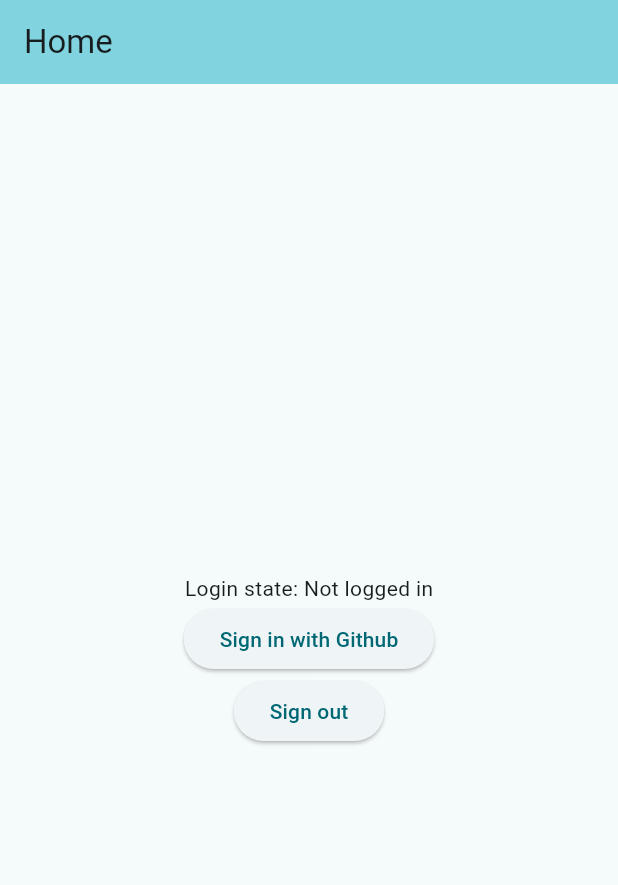
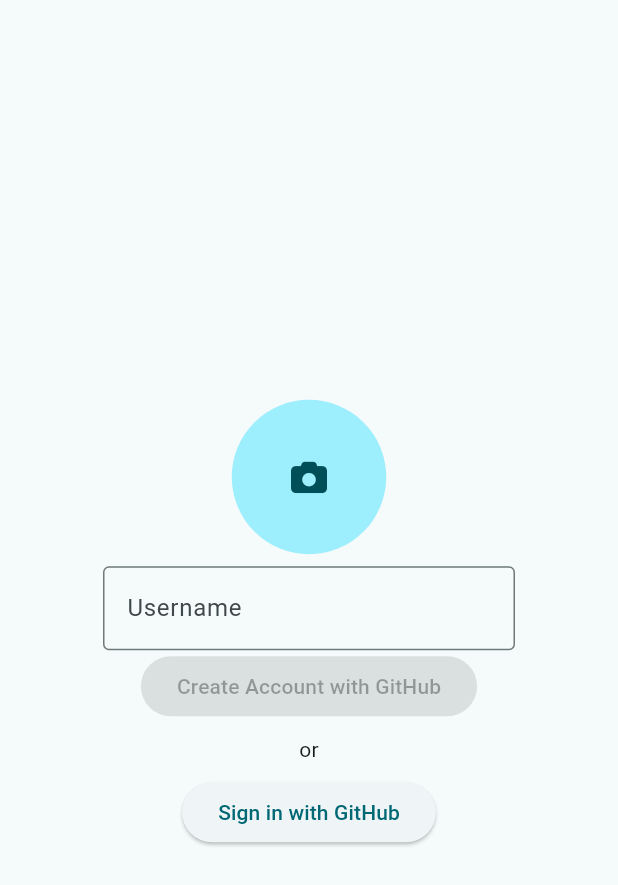
Before and after one commit to sekibuuun/ProgateHackathonVol3, a Flutter app: the screen it shows after launch, on a phone screen of 412 x 824 dp. Shown: the top 885 px of the screen. Run offline on Flutter 3.47's test engine with Material 3 defaults, Android fonts, the phone set to English and light mode, and no system bars; our stand-ins replace flutter_dotenv, font_awesome_flutter, image_picker, supabase_flutter; accounts and stored records are empty.

Commit message:
新規登録機能を追加

```diff
--- a/lib/main.dart
+++ b/lib/main.dart
@@ -1,20 +1,23 @@
 import 'dart:async';
+import 'dart:io';
 
 import 'package:flutter/material.dart';
+import 'package:flutter_dotenv/flutter_dotenv.dart';
 import 'package:font_awesome_flutter/font_awesome_flutter.dart';
+import 'package:image_picker/image_picker.dart';
 import 'package:progate03/entity/user.dart';
 import 'package:progate03/repository/login_user_repository.dart';
+import 'package:progate03/repository/user_repository.dart';
 import 'package:supabase_flutter/supabase_flutter.dart' hide User;
 import 'package:url_launcher/url_launcher.dart';
 
 Future<void> main() async {
   WidgetsFlutterBinding.ensureInitialized();
 
+  await dotenv.load(fileName: ".env");
   await Supabase.initialize(
-    url: 'https://fkmcbcubjjureqksfdle.supabase.co',
-    anonKey:
-        'eyJhbGciOiJIUzI1NiIsInR5cCI6IkpXVCJ9.eyJpc3MiOiJzdXBhYmFzZSIsInJlZiI6ImZrbWNiY3Viamp1cmVxa3NmZGxlIiwicm9sZSI6ImFub24iLCJpYXQiOjE3MjEzMDY2ODksImV4cCI6MjAzNjg4MjY4OX0.fLhHORze2zXx6Rj9MilXGZ80wodz-PaIuiNzJaQEJZw',
-  );
+      url: dotenv.env['SUPABASE_URL']!,
+      anonKey: dotenv.env['SUPABASE_ANON_KEY']!);
   runApp(const MyApp());
 }
 
@@ -31,25 +34,38 @@
         colorScheme: ColorScheme.fromSeed(seedColor: Colors.grey),
         useMaterial3: true,
       ),
-      home: const MyHomePage(),
+      home: supabase.auth.currentUser != null
+          ? const FriendListPage()
+          : const LandingPage(),
     );
   }
 }
 
-class MyHomePage extends StatefulWidget {
-  const MyHomePage({super.key});
+class LandingPage extends StatefulWidget {
+  const LandingPage({super.key});
 
   @override
-  State<MyHomePage> createState() => _MyHomePageState();
+  State<LandingPage> createState() => _LandingPageState();
 }
 
-class _MyHomePageState extends State<MyHomePage> {
-  String _loginState = 'Not logged in';
-  StreamSubscription<AuthState>? _authSubscription;
+class _LandingPageState extends State<LandingPage> {
+  bool _didPressedCreateAccount = false;
+  late StreamSubscription<AuthState> _authSubscription;
+  File? _newIconFile;
+  String _newUsername = "";
+  final userRepository = UserRepository(supabase: supabase);
 
-  _changeLoginState(bool hasLoggedIn) {
+  setImage(XFile? photo) {
+    if (photo != null) {
       setState(() {
-      _loginState = hasLoggedIn ? 'Logged in' : 'Not logged in';
+        _newIconFile = File(photo.path);
+      });
+    }
+  }
+
+  setUsername(String username) {
+    setState(() {
+      _newUsername = username;
     });
   }
 
@@ -58,20 +74,34 @@
     super.initState();
 
     setState(() {
-      _authSubscription = supabase.auth.onAuthStateChange.listen((data) {
+      _authSubscription = supabase.auth.onAuthStateChange.listen((data) async {
         final event = data.event;
+        final session = data.session;
 
         switch (event) {
           case AuthChangeEvent.signedIn:
-            _changeLoginState(true);
+            {
+              if (_didPressedCreateAccount) {
+                await userRepository.createUser(
+                    username: _newUsername,
+                    iconImage: _newIconFile!,
+                    onSuccess: () {
                       Navigator.push(
                         context,
-              MaterialPageRoute(builder: (context) => const FriendListPage()),
+                        MaterialPageRoute(builder: (context) {
+                          return const FriendListPage();
+                        }),
                       );
-            break;
-
-          case AuthChangeEvent.signedOut:
-            _changeLoginState(false);
+                    });
+              } else {
+                Navigator.push(
+                  context,
+                  MaterialPageRoute(builder: (context) {
+                    return const FriendListPage();
+                  }),
+                );
+              }
+            }
             break;
 
           default:
@@ -85,23 +115,65 @@
   void dispose() {
     super.dispose();
 
-    if (_authSubscription != null) {
-      _authSubscription!.cancel();
-    }
+    _authSubscription.cancel();
   }
 
   @override
   Widget build(BuildContext context) {
     return Scaffold(
-      appBar: AppBar(
-        backgroundColor: Theme.of(context).colorScheme.inversePrimary,
-        title: const Text("Home"),
-      ),
-      body: Center(
+      body: LayoutBuilder(
+        builder: (context, constraints) => Center(
+          child: SizedBox(
+            width: constraints.maxWidth / 1.5,
             child: Column(
               mainAxisAlignment: MainAxisAlignment.center,
-          children: <Widget>[
-            Text('Login state: $_loginState'),
+              children: [
+                Padding(
+                  padding: const EdgeInsets.all(8.0),
+                  child: GestureDetector(
+                      onTap: () async {
+                        // カメラを起動して写真を撮影
+                        final ImagePicker picker = ImagePicker();
+                        // ファイルを扱う処理は省略・・・
+                        setImage(
+                            await picker.pickImage(source: ImageSource.camera));
+                      },
+                      child: CircleAvatar(
+                        radius: constraints.maxWidth / 8,
+                        backgroundImage: _newIconFile != null
+                            ? FileImage(_newIconFile!)
+                            : null,
+                        child: _newIconFile == null
+                            ? const FaIcon(FontAwesomeIcons.camera)
+                            : null,
+                      )),
+                ),
+                TextField(
+                  decoration: const InputDecoration(
+                    border: OutlineInputBorder(),
+                    labelText: 'Username',
+                  ),
+                  onChanged: setUsername,
+                ),
+                ElevatedButton(
+                  onPressed: _newIconFile != null && _newUsername.isNotEmpty
+                      ? () async {
+                          setState(() {
+                            _didPressedCreateAccount = true;
+                          });
+                          await supabase.auth.signInWithOAuth(
+                            OAuthProvider.github,
+                            redirectTo: "io.supabase.oauth://login-callback/",
+                          );
+                        }
+                      : null,
+                  child: const Text('Create Account with GitHub'),
+                ),
+                Padding(
+                  padding: const EdgeInsets.all(8.0),
+                  child:
+                      Text('or', style: Theme.of(context).textTheme.bodyMedium),
+                ),
                 ElevatedButton(
                   onPressed: () async {
                     try {
@@ -115,23 +187,57 @@
                       debugPrint(error.toString());
                     }
                   },
-              child: const Text('Sign in with Github'),
+                  child: const Text('Sign in with GitHub'),
                 ),
-            ElevatedButton(
-              onPressed: () async {
-                await supabase.auth.signOut();
-              },
-              child: const Text('Sign out'),
-            )
               ],
+            ),
+          ),
         ),
       ),
     );
   }
 }
 
-class FriendListPage extends StatelessWidget {
+class FriendListPage extends StatefulWidget {
   const FriendListPage({super.key});
+
+  @override
+  State<FriendListPage> createState() => _FriendListPageState();
+}
+
+class _FriendListPageState extends State<FriendListPage> {
+  late StreamSubscription<AuthState> _authSubscription;
+
+  @override
+  void initState() {
+    super.initState();
+
+    setState(() {
+      _authSubscription = supabase.auth.onAuthStateChange.listen((data) {
+        final event = data.event;
+        final session = data.session;
+
+        switch (event) {
+          case AuthChangeEvent.signedOut:
+            Navigator.push(
+              context,
+              MaterialPageRoute(builder: (context) => const LandingPage()),
+            );
+            break;
+
+          default:
+            break;
+        }
+      });
+    });
+  }
+
+  @override
+  void dispose() {
+    super.dispose();
+
+    _authSubscription.cancel();
+  }
 
   @override
   Widget build(BuildContext context) {
@@ -142,6 +248,14 @@
         appBar: AppBar(
           backgroundColor: Theme.of(context).colorScheme.inversePrimary,
           title: const Text('Friend List'),
+          actions: [
+            IconButton(
+              icon: const Icon(Icons.logout),
+              onPressed: () async {
+                await supabase.auth.signOut();
+              },
+            ),
+          ],
           automaticallyImplyLeading: false,
         ),
         body: LayoutBuilder(
@@ -161,13 +275,10 @@
                           },
                           child: CircleAvatar(
                             radius: constraints.maxWidth / 8,
-                            child: ClipRRect(
-                                borderRadius: BorderRadius.circular(
-                                    constraints.maxWidth / 8),
-                                child: Image.network(
+                            backgroundImage: Image.network(
                               friend.iconUrl,
                               fit: BoxFit.fill,
-                                )),
+                            ).image,
                           ),
                         ),
                         Text(friend.name,
@@ -212,13 +323,10 @@
                   padding: const EdgeInsets.only(bottom: 8),
                   child: CircleAvatar(
                     radius: constraints.maxWidth / 7,
-                    child: ClipRRect(
-                        borderRadius:
-                            BorderRadius.circular(constraints.maxWidth / 7),
-                        child: Image.network(
+                    backgroundImage: Image.network(
                       user.iconUrl,
                       fit: BoxFit.fill,
-                        )),
+                    ).image,
                   )),
               Text(user.name, style: Theme.of(context).textTheme.headlineSmall),
               Row(mainAxisAlignment: MainAxisAlignment.center, children: [
@@ -240,3 +348,32 @@
     );
   }
 }
+
+class CreateAccountPage extends StatelessWidget {
+  const CreateAccountPage({super.key});
+
+  @override
+  Widget build(BuildContext context) {
+    return Scaffold(
+      appBar: AppBar(
+        backgroundColor: Theme.of(context).colorScheme.inversePrimary,
+        title: const Text('Create Account'),
+      ),
+      body: LayoutBuilder(
+        builder: (context, constraints) => Center(
+          child: Column(
+            mainAxisAlignment: MainAxisAlignment.center,
+            children: <Widget>[
+              ElevatedButton(
+                onPressed: () async {
+                  await supabase.auth.signOut();
+                },
+                child: const Text('Sign out'),
+              ),
+            ],
+          ),
+        ),
+      ),
+    );
+  }
+}
--- a/lib/repository/login_user_repository.dart
+++ b/lib/repository/login_user_repository.dart
@@ -2,11 +2,13 @@
 import 'package:progate03/entity/user.dart';
 
 class LoginUserRepository {
-  const LoginUserRepository({required this.supabase});
+  final SupabaseClient _supabase;
 
-  final SupabaseClient supabase;
+  const LoginUserRepository({required SupabaseClient supabase})
+      : _supabase = supabase;
 
   List<User> get friends => [
+        // this data is dummy!!!!
         User.dummy(
           id: '1',
           name: 'Alice',
--- /dev/null
+++ b/lib/repository/user_repository.dart
@@ -0,0 +1,18 @@
+import 'dart:io';
+
+import 'package:supabase_flutter/supabase_flutter.dart';
+
+class UserRepository {
+  final SupabaseClient _supabase;
+
+  const UserRepository({required SupabaseClient supabase})
+      : _supabase = supabase;
+
+  Future<void> createUser(
+      {required String username,
+      required File iconImage,
+      void Function()? onSuccess}) async {
+    await Future.delayed(const Duration(seconds: 1));
+    onSuccess?.call();
+  }
+}
--- a/pubspec.yaml
+++ b/pubspec.yaml
@@ -38,6 +38,8 @@
   google_sign_in: ^6.2.1
   font_awesome_flutter: ^10.7.0
   url_launcher: ^6.3.0
+  flutter_dotenv: ^5.1.0
+  image_picker: ^1.1.2
 
 dev_dependencies:
   flutter_test:
@@ -61,7 +63,8 @@
   uses-material-design: true
 
   # To add assets to your application, add an assets section, like this:
-  # assets:
+  assets:
+    - .env
   #   - images/a_dot_burr.jpeg
   #   - images/a_dot_ham.jpeg
 
```
Also changed, not shown: pubspec.lock, 8 other files. Lines whose indentation alone changed are shown as unchanged.
